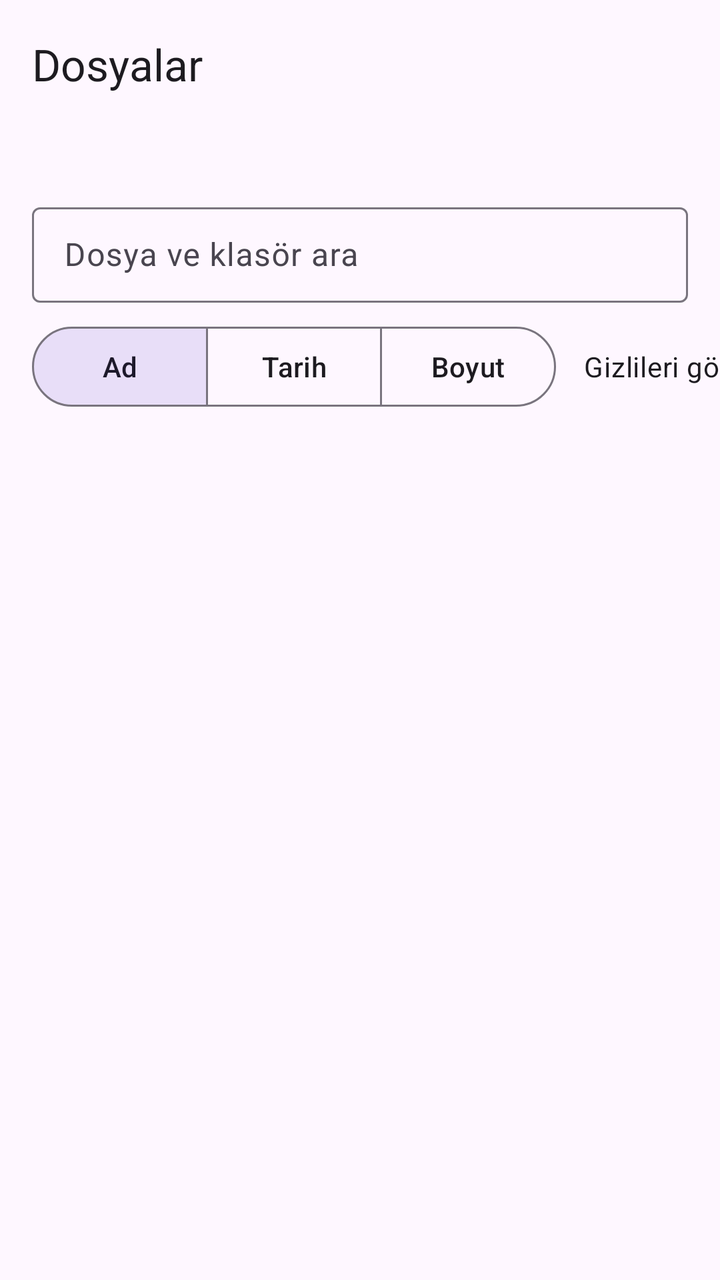
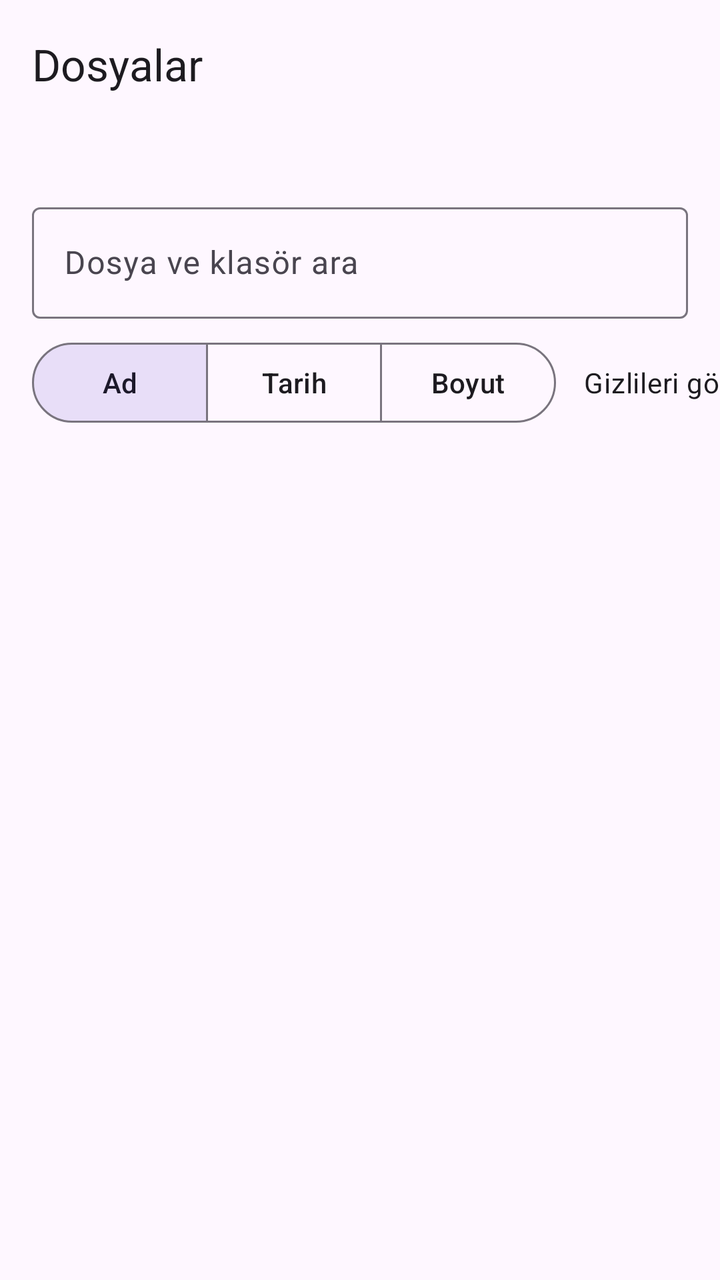

Two renders of the same Android screen: before a commit and after it. Below are the layout's source before the change and the commit's diff.
<!-- AndroidManifest.xml: application theme Theme.OmniFiles -->
<!-- res/layout/activity_file_browser.xml -->
<?xml version="1.0" encoding="utf-8"?>
<LinearLayout xmlns:android="http://schemas.android.com/apk/res/android"
    xmlns:app="http://schemas.android.com/apk/res-auto"
    android:id="@+id/root"
    android:layout_width="match_parent"
    android:layout_height="match_parent"
    android:orientation="vertical">

    <com.google.android.material.appbar.MaterialToolbar
        android:id="@+id/toolbar"
        android:layout_width="match_parent"
        android:layout_height="wrap_content"
        app:title="@string/browser_title" />

    <TextView
        android:id="@+id/pathText"
        android:layout_width="match_parent"
        android:layout_height="wrap_content"
        android:ellipsize="middle"
        android:maxLines="2"
        android:paddingStart="20dp"
        android:paddingTop="8dp"
        android:paddingEnd="20dp"
        android:paddingBottom="6dp"
        android:textAppearance="?attr/textAppearanceBodySmall" />

    <com.google.android.material.textfield.TextInputLayout
        android:id="@+id/searchLayout"
        style="@style/Widget.Material3.TextInputLayout.OutlinedBox.Dense"
        android:layout_width="match_parent"
        android:layout_height="wrap_content"
        android:layout_marginStart="16dp"
        android:layout_marginTop="4dp"
        android:layout_marginEnd="16dp"
        android:hint="@string/search_files">

        <com.google.android.material.textfield.TextInputEditText
            android:id="@+id/searchInput"
            android:layout_width="match_parent"
            android:layout_height="wrap_content"
            android:imeOptions="actionDone"
            android:inputType="text"
            android:maxLines="1" />
    </com.google.android.material.textfield.TextInputLayout>

    <HorizontalScrollView
        android:layout_width="match_parent"
        android:layout_height="wrap_content"
        android:fillViewport="true"
        android:scrollbars="none">

        <LinearLayout
            android:layout_width="wrap_content"
            android:layout_height="wrap_content"
            android:gravity="center_vertical"
            android:orientation="horizontal"
            android:paddingStart="16dp"
            android:paddingTop="8dp"
            android:paddingEnd="16dp"
            android:paddingBottom="8dp">

            <com.google.android.material.button.MaterialButtonToggleGroup
                android:id="@+id/sortGroup"
                android:layout_width="wrap_content"
                android:layout_height="wrap_content"
                app:checkedButton="@id/sortNameButton"
                app:selectionRequired="true"
                app:singleSelection="true">

                <com.google.android.material.button.MaterialButton
                    android:id="@+id/sortNameButton"
                    style="@style/Widget.Material3.Button.OutlinedButton"
                    android:layout_width="wrap_content"
                    android:layout_height="wrap_content"
                    android:text="@string/sort_name" />

                <com.google.android.material.button.MaterialButton
                    android:id="@+id/sortDateButton"
                    style="@style/Widget.Material3.Button.OutlinedButton"
                    android:layout_width="wrap_content"
                    android:layout_height="wrap_content"
                    android:text="@string/sort_date" />

                <com.google.android.material.button.MaterialButton
                    android:id="@+id/sortSizeButton"
                    style="@style/Widget.Material3.Button.OutlinedButton"
                    android:layout_width="wrap_content"
                    android:layout_height="wrap_content"
                    android:text="@string/sort_size" />
            </com.google.android.material.button.MaterialButtonToggleGroup>

            <com.google.android.material.switchmaterial.SwitchMaterial
                android:id="@+id/hiddenSwitch"
                android:layout_width="wrap_content"
                android:layout_height="wrap_content"
                android:layout_marginStart="14dp"
                android:text="@string/show_hidden" />
        </LinearLayout>
    </HorizontalScrollView>

    <androidx.recyclerview.widget.RecyclerView
        android:id="@+id/list"
        android:layout_width="match_parent"
        android:layout_height="0dp"
        android:layout_weight="1"
        android:clipToPadding="false"
        android:paddingBottom="16dp" />

    <TextView
        android:id="@+id/emptyText"
        android:layout_width="match_parent"
        android:layout_height="wrap_content"
        android:gravity="center"
        android:padding="24dp"
        android:text="@string/empty_folder"
        android:visibility="gone" />
</LinearLayout>
<!-- resources referenced by this layout -->
<resources>
  <string name="browser_title">Dosyalar</string>
  <string name="empty_folder">Bu klasör boş veya okunamıyor.</string>
  <string name="search_files">Dosya ve klasör ara</string>
  <string name="show_hidden">Gizlileri göster</string>
  <string name="sort_date">Tarih</string>
  <string name="sort_name">Ad</string>
  <string name="sort_size">Boyut</string>
  <style name="Theme.OmniFiles" parent="Theme.Material3.DayNight.NoActionBar">
          <item name="android:windowActionModeOverlay">true</item>
          <item name="android:windowLightStatusBar" tools:targetApi="m">?attr/isLightTheme</item>
          <item name="android:navigationBarColor">@android:color/transparent</item>
          <item name="android:statusBarColor">@android:color/transparent</item>
      </style>
</resources>

<!-- the commit's change to res/layout/activity_file_browser.xml (unified diff, before → after) -->
@@ -26,7 +26,6 @@
 
     <com.google.android.material.textfield.TextInputLayout
         android:id="@+id/searchLayout"
-        style="@style/Widget.Material3.TextInputLayout.OutlinedBox.Dense"
         android:layout_width="match_parent"
         android:layout_height="wrap_content"
         android:layout_marginStart="16dp"
